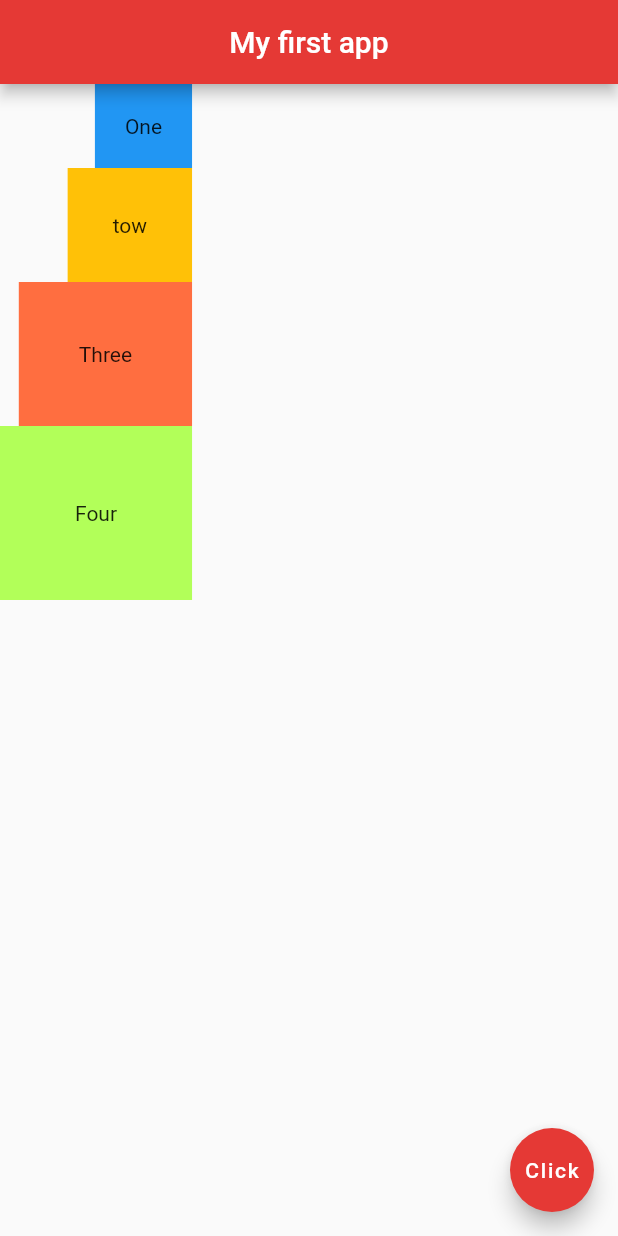
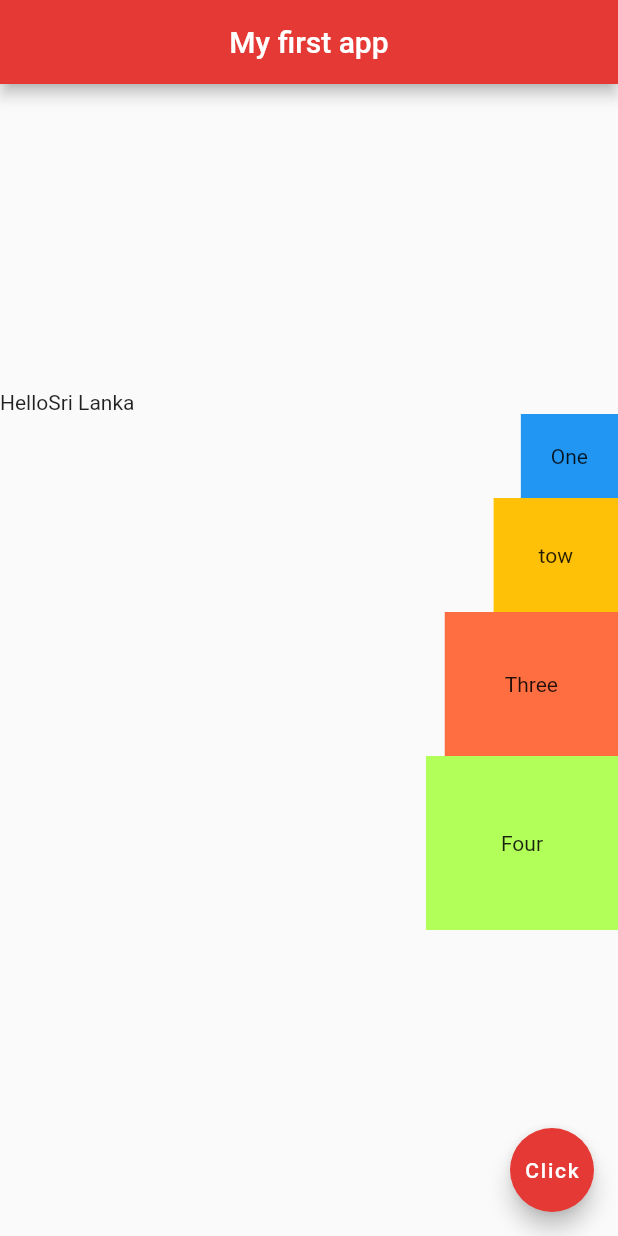
Before and after one commit to Shalika001/My-app, a Flutter app: the screen it shows after launch, on a phone screen of 412 x 824 dp. Run offline on Flutter 3.47's test engine with Material 2 defaults, Android fonts, the phone set to English and light mode, and no system bars.

Commit message:
Add row put in to the columns

```diff
--- a/First_project/lib/main.dart
+++ b/First_project/lib/main.dart
@@ -19,9 +19,15 @@ class Home extends StatelessWidget {
 
 
       body: Column(
-        mainAxisAlignment: MainAxisAlignment.start,
+        mainAxisAlignment: MainAxisAlignment.center,
         crossAxisAlignment: CrossAxisAlignment.end,
         children: [
+          Row(
+            children: <Widget>[
+              Text('Hello'),
+              Text('Sri Lanka'),
+            ],
+          ),
           Container(
             padding: EdgeInsets.all(20.0),
             color: Colors.blue,
```
